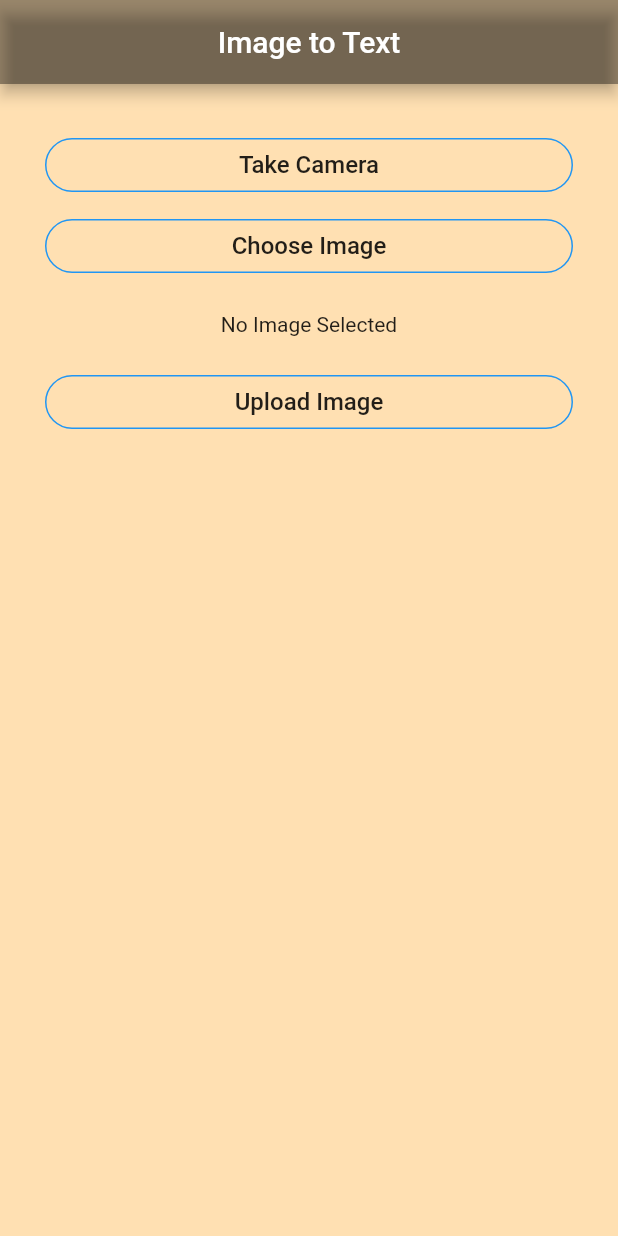
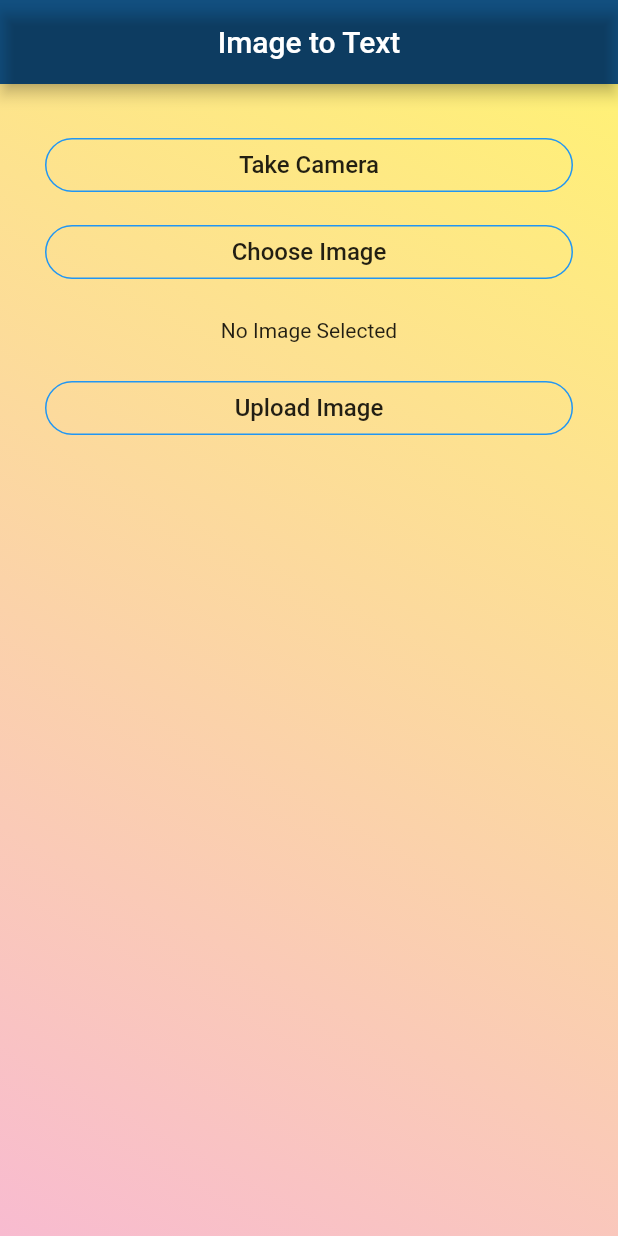
Before and after one commit to codeZero531/optical-character-recognition, a Flutter app: the screen it shows after launch, on a phone screen of 412 x 824 dp. Run offline on Flutter 3.47's test engine with Material 2 defaults, Android fonts, the phone set to English and light mode, and no system bars; our stand-ins replace image_picker.

Commit message:
add to background colors

```diff
--- a/flutter_app/lib/main.dart
+++ b/flutter_app/lib/main.dart
@@ -134,16 +134,23 @@ class UploadImageState extends State<UploadImage> {
       appBar: AppBar(
         title: Text("Image to Text"),
         centerTitle: true,
-        backgroundColor: Colors.black38,
+        backgroundColor: Colors.black45,
       ),
-       backgroundColor: Colors.orange[100],
+       backgroundColor: Colors.blue,
 
 
              body: Container(
                padding: EdgeInsets.all(30.0),
+               decoration: BoxDecoration(
+                gradient: LinearGradient(
+              begin: Alignment.topRight,
+              end: Alignment.bottomLeft,
+              colors: [Colors.yellow[300], Colors.pink[100]])),
                child: Column(
+
                  crossAxisAlignment: CrossAxisAlignment.stretch,
                  children: <Widget>[
+
                    OutlineButton(
                      onPressed: (){
                        getImage(true);
@@ -152,7 +159,7 @@ class UploadImageState extends State<UploadImage> {
                      shape: new RoundedRectangleBorder(borderRadius: new BorderRadius.circular(30.0)),
                      borderSide: BorderSide(color: Colors.blue),
                    ),
-            new Padding(padding: const EdgeInsets.all(3.0),),
+                   new Padding(padding: const EdgeInsets.all(5.0),),
                    OutlineButton(
                      onPressed: chooseImage,
                      child: Text('Choose Image',style: TextStyle(fontSize: 16.0),),
```
Lines whose indentation alone changed are shown as unchanged.
